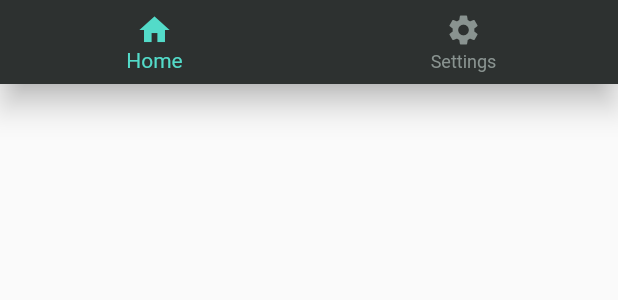
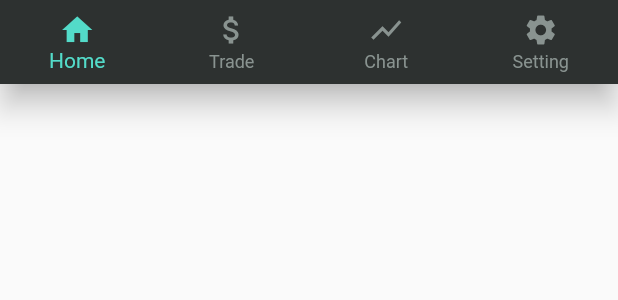
Before and after one commit to raccoon91/raccoon-investment-app, a Flutter app: the BottomNavigation widget shown alone on an empty page, opened directly, on a phone screen of 412 x 824 dp. Shown: the top 300 px of the screen. Run offline on Flutter 3.47's test engine with Material 2 defaults, Android fonts, the phone set to English and light mode, and no system bars; our stand-ins replace bloc, equatable, flutter_bloc, flutter_dotenv, supabase_flutter; accounts and stored records are empty.

Commit message:
feat: add bottom navigation item

```diff
--- a/lib/bloc/navigation/navigation_cubit.dart
+++ b/lib/bloc/navigation/navigation_cubit.dart
@@ -14,11 +14,12 @@ class NavigationCubit extends Cubit<NavigationState> {
           index: 0,
         ));
         break;
-      case NavigationMenu.settings:
+      case NavigationMenu.setting:
         emit(state.copyWith(
-          menu: NavigationMenu.settings,
-          index: 1,
+          menu: NavigationMenu.setting,
+          index: 3,
         ));
+      default:
         break;
     }
   }
--- a/lib/bloc/navigation/navigation_state.dart
+++ b/lib/bloc/navigation/navigation_state.dart
@@ -1,6 +1,6 @@
 part of 'navigation_cubit.dart';
 
-enum NavigationMenu { home, settings }
+enum NavigationMenu { home, trade, chart, setting }
 
 class NavigationState extends Equatable {
   final NavigationMenu menu;
--- a/lib/screen/main_screen.dart
+++ b/lib/screen/main_screen.dart
@@ -36,7 +36,7 @@ class MainScreen extends StatelessWidget {
           switch (state.menu) {
             case NavigationMenu.home:
               return const HomeScreen();
-            case NavigationMenu.settings:
+            case NavigationMenu.setting:
               return const SettingScreen();
             default:
               return Container();
--- a/lib/widget/base/bottom_navigation.dart
+++ b/lib/widget/base/bottom_navigation.dart
@@ -10,14 +10,23 @@ class BottomNavigation extends StatelessWidget {
     return BlocBuilder<NavigationCubit, NavigationState>(
       builder: (context, state) {
         return BottomNavigationBar(
+          type: BottomNavigationBarType.fixed,
           items: const <BottomNavigationBarItem>[
             BottomNavigationBarItem(
               icon: Icon(Icons.home),
               label: 'Home',
             ),
             BottomNavigationBarItem(
+              icon: Icon(Icons.attach_money),
+              label: 'Trade',
+            ),
+            BottomNavigationBarItem(
+              icon: Icon(Icons.show_chart),
+              label: 'Chart',
+            ),
+            BottomNavigationBarItem(
               icon: Icon(Icons.settings),
-              label: 'Settings',
+              label: 'Setting',
             ),
           ],
           currentIndex: state.index,
@@ -25,8 +34,8 @@ class BottomNavigation extends StatelessWidget {
           onTap: (index) {
             if (index == 0) {
               context.read<NavigationCubit>().navigate(NavigationMenu.home);
-            } else if (index == 1) {
-              context.read<NavigationCubit>().navigate(NavigationMenu.settings);
+            } else if (index == 3) {
+              context.read<NavigationCubit>().navigate(NavigationMenu.setting);
             }
           },
         );
```
